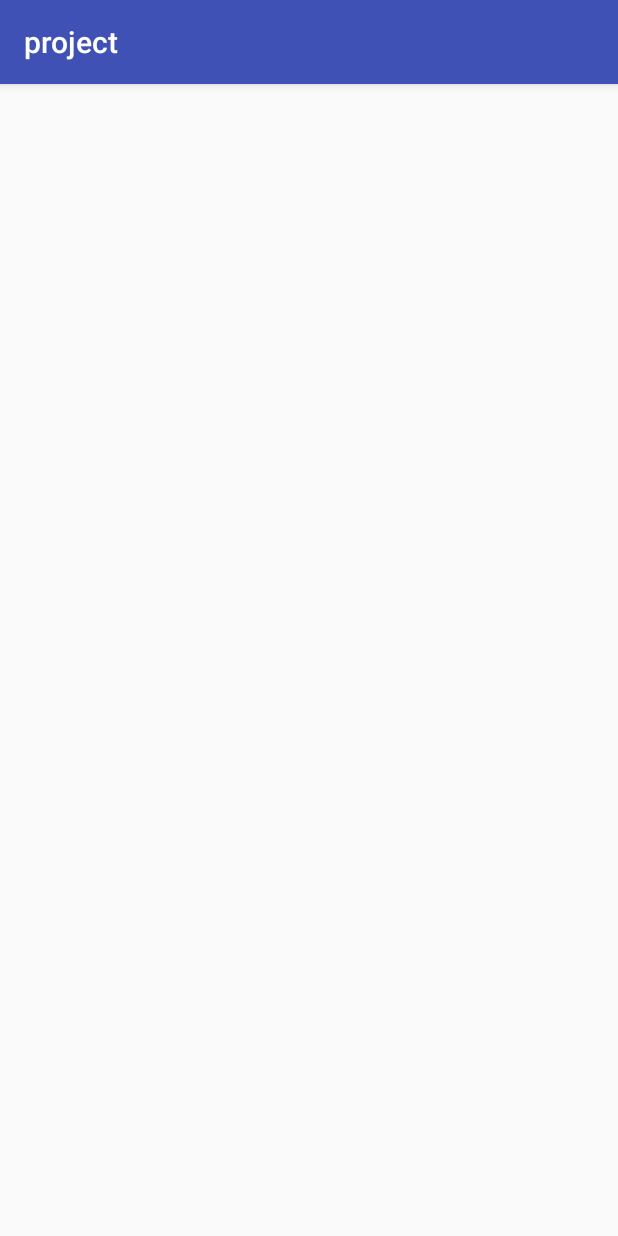
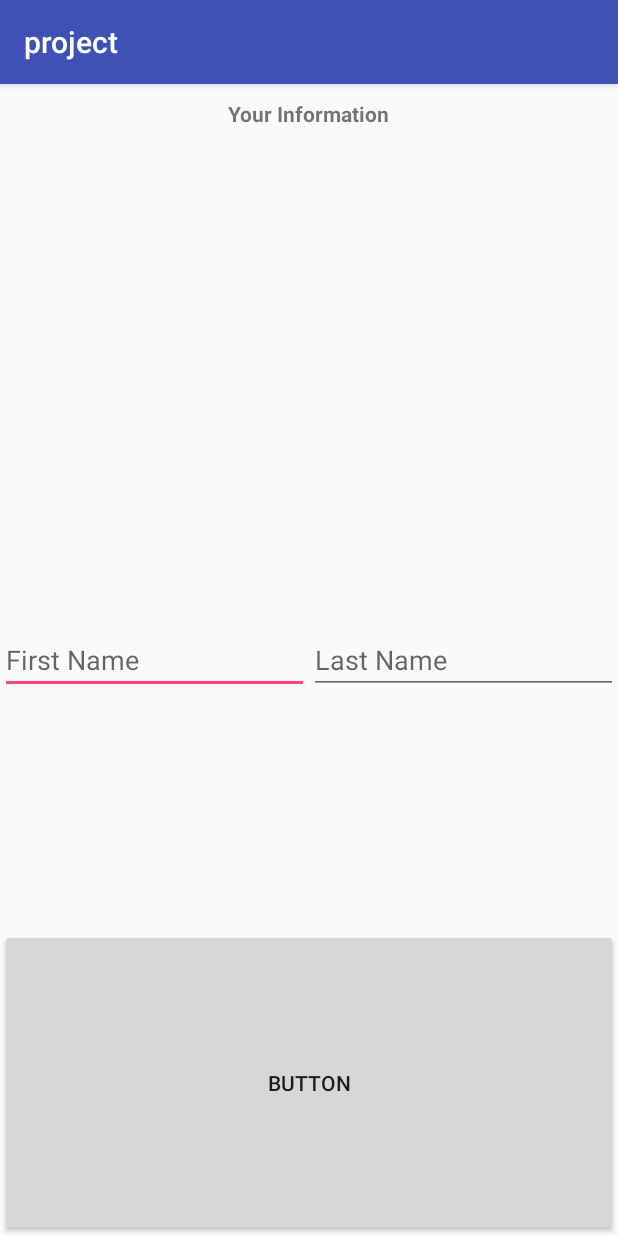
Before and after one commit to zcbmlijygrdwa/paperTown, an Android app: the NewInformationActivity screen opened directly, with no data from a screen before it, on a phone screen of 412 x 824 dp. Run offline under Robolectric (Android 15) with nearby library versions, the phone set to English and light mode, and no system bars.

Commit message:
add NewInformationActivity

```diff
--- a/app/src/main/java/zhenyuyang/cec150/ece/ucsb/edu/project/NewInformationActivity.java
+++ b/app/src/main/java/zhenyuyang/cec150/ece/ucsb/edu/project/NewInformationActivity.java
@@ -1,7 +1,12 @@
 package zhenyuyang.cec150.ece.ucsb.edu.project;
 
+import android.app.Activity;
+import android.content.Intent;
 import android.support.v7.app.AppCompatActivity;
 import android.os.Bundle;
+import android.view.View;
+import android.widget.Button;
+import android.widget.EditText;
 
 public class NewInformationActivity extends AppCompatActivity {
 
@@ -9,5 +14,25 @@ public class NewInformationActivity extends AppCompatActivity {
     protected void onCreate(Bundle savedInstanceState) {
         super.onCreate(savedInstanceState);
         setContentView(R.layout.activity_new_information);
+
+
+        //add button
+        Button button = (Button) findViewById(R.id.button_new_information);
+        button.setOnClickListener(new View.OnClickListener() {
+
+            public void onClick(View v) {
+                // TODO Auto-generated method stub
+                Intent returnIntent = new Intent();
+                EditText ev1 = (EditText) findViewById(R.id.editText_new_firstName);
+                EditText ev2 = (EditText) findViewById(R.id.editText_new_lastName);
+
+
+                returnIntent.putExtra("result", ev1.getText().toString()+","+ev2.getText().toString());
+                setResult(Activity.RESULT_OK, returnIntent);
+                finish();
+            }
+
+        });
+
     }
 }
--- a/app/src/main/res/layout/activity_new_description.xml
+++ b/app/src/main/res/layout/activity_new_description.xml
@@ -15,7 +15,7 @@
         android:layout_height="wrap_content"
         android:paddingBottom="20sp"
         android:paddingTop="10sp"
-        android:text="Title"
+        android:text="Description"
         android:textStyle="bold"/>
 
     <EditText
--- a/app/src/main/res/layout/activity_new_information.xml
+++ b/app/src/main/res/layout/activity_new_information.xml
@@ -1,9 +1,55 @@
 <?xml version="1.0" encoding="utf-8"?>
-<android.support.constraint.ConstraintLayout xmlns:android="http://schemas.android.com/apk/res/android"
+<LinearLayout xmlns:android="http://schemas.android.com/apk/res/android"
     xmlns:app="http://schemas.android.com/apk/res-auto"
     xmlns:tools="http://schemas.android.com/tools"
     android:layout_width="match_parent"
     android:layout_height="match_parent"
+    android:orientation="vertical"
+    android:gravity="center_horizontal"
     tools:context="zhenyuyang.cec150.ece.ucsb.edu.project.NewInformationActivity">
 
-</android.support.constraint.ConstraintLayout>
+    <TextView
+        android:id="@+id/textView_new_information"
+        android:layout_width="wrap_content"
+        android:layout_height="wrap_content"
+        android:paddingBottom="20sp"
+        android:paddingTop="10sp"
+        android:layout_weight="1"
+        android:text="Your Information"
+        android:textStyle="bold"/>
+
+
+
+    <LinearLayout
+        android:layout_width="match_parent"
+        android:layout_height="wrap_content"
+        android:gravity="center"
+        android:layout_weight="2"
+        android:orientation="horizontal">
+
+        <EditText
+            android:id="@+id/editText_new_firstName"
+            android:layout_width="wrap_content"
+            android:layout_height="wrap_content"
+            android:layout_weight="1"
+            android:hint="First Name" />
+
+        <EditText
+            android:id="@+id/editText_new_lastName"
+            android:layout_width="wrap_content"
+            android:layout_height="wrap_content"
+            android:layout_weight="1"
+            android:hint="Last Name" />
+
+    </LinearLayout>
+
+
+
+    <Button
+        android:id="@+id/button_new_information"
+        android:layout_width="match_parent"
+        android:layout_height="wrap_content"
+        android:layout_weight="1"
+        android:text="Button" />
+
+</LinearLayout>
```
Also changed, not shown: app/src/main/java/zhenyuyang/cec150/ece/ucsb/edu/project/newTown.java (+20 -0 lines).
